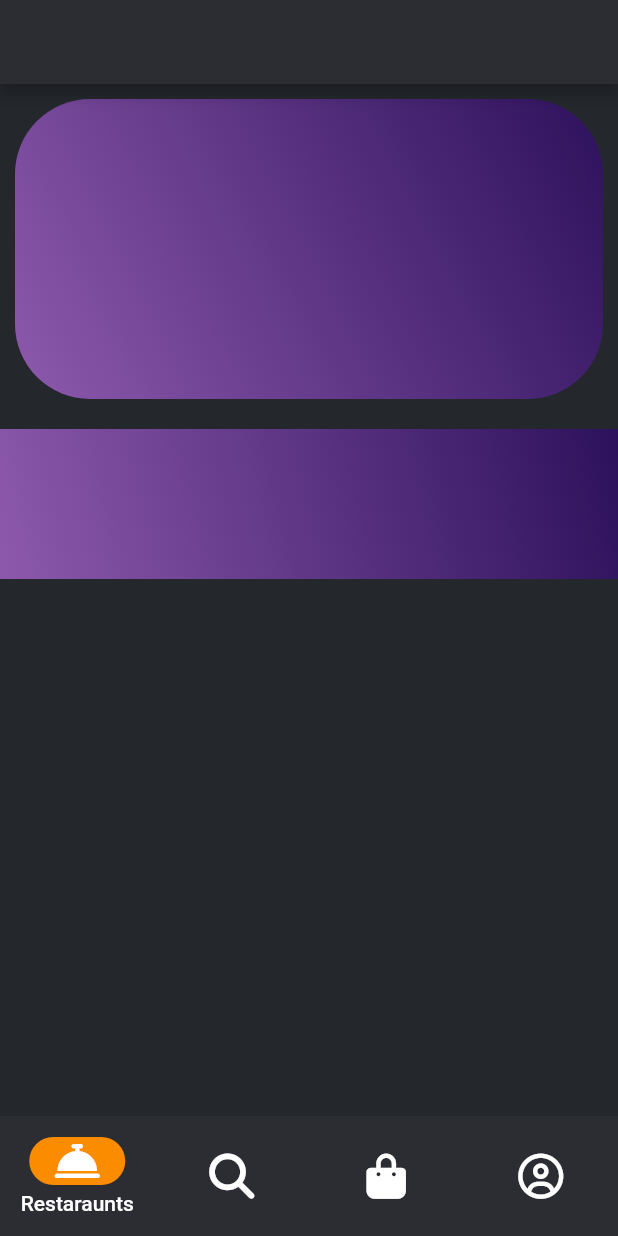
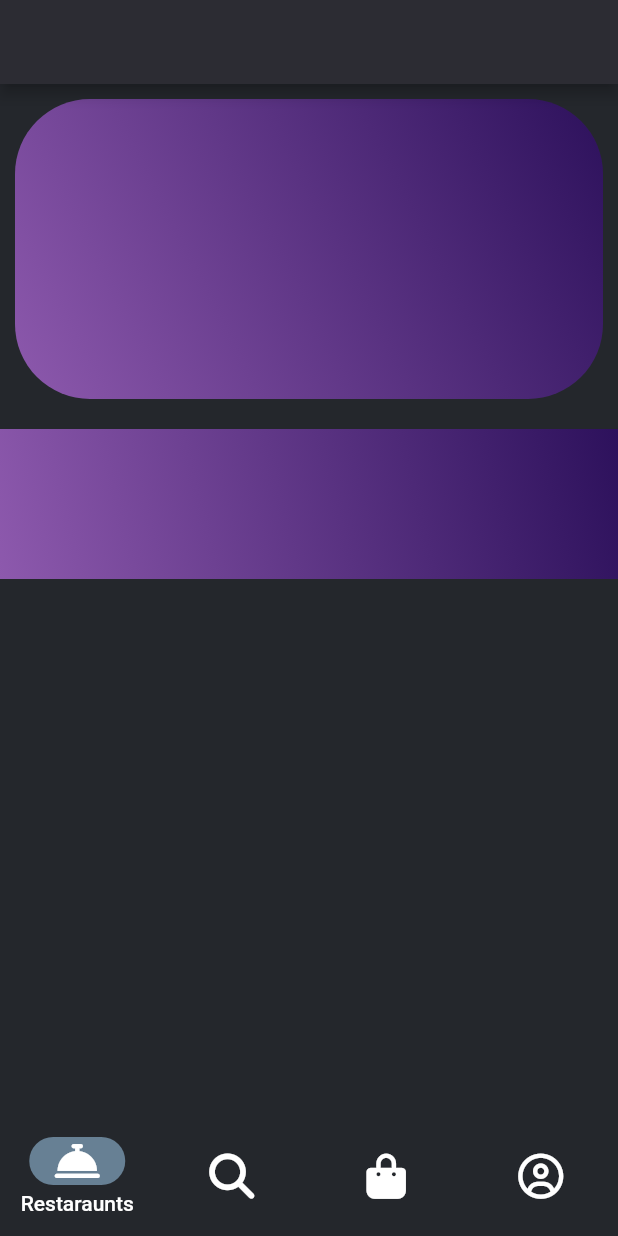
Before and after one commit to z0ld1ck/Food_app, a Flutter app: the screen it shows after launch, on a phone screen of 412 x 824 dp. Run offline on Flutter 3.47's test engine with Material 2 defaults, Android fonts, the phone set to English and light mode, and no system bars; our stand-ins replace cloud_firestore, datetime_picker_formfield_new, firebase_core, firebase_database, font_awesome_flutter; accounts and stored records are empty.

Commit message:
Navbar indicator color was changed

```diff
--- a/lib/NavBarPage.dart
+++ b/lib/NavBarPage.dart
@@ -13,8 +13,8 @@ class NavBar extends StatefulWidget {
 }
 
 class _NavBarState extends State<NavBar> {
-  final _deepBlue = Colors.orange[600];
-  final _backBottNavBar = const Color(0xFF2C2C33);
+  final deepBlue = Color(0xFF678094);
+  final backBottNavBar = const Color(0xFF24272C);
   final backScreenColor = Colors.white;
 
   int index = 0;
@@ -33,8 +33,8 @@ class _NavBarState extends State<NavBar> {
       backgroundColor: backScreenColor,
       bottomNavigationBar: NavigationBarTheme(
         data: NavigationBarThemeData(
-          indicatorColor:_deepBlue,
-          backgroundColor: _backBottNavBar,
+          indicatorColor:const Color(0xFF678094),
+          backgroundColor: backBottNavBar,
           labelBehavior: NavigationDestinationLabelBehavior.onlyShowSelected,
           labelTextStyle: MaterialStateProperty.all(
             const TextStyle(
```
